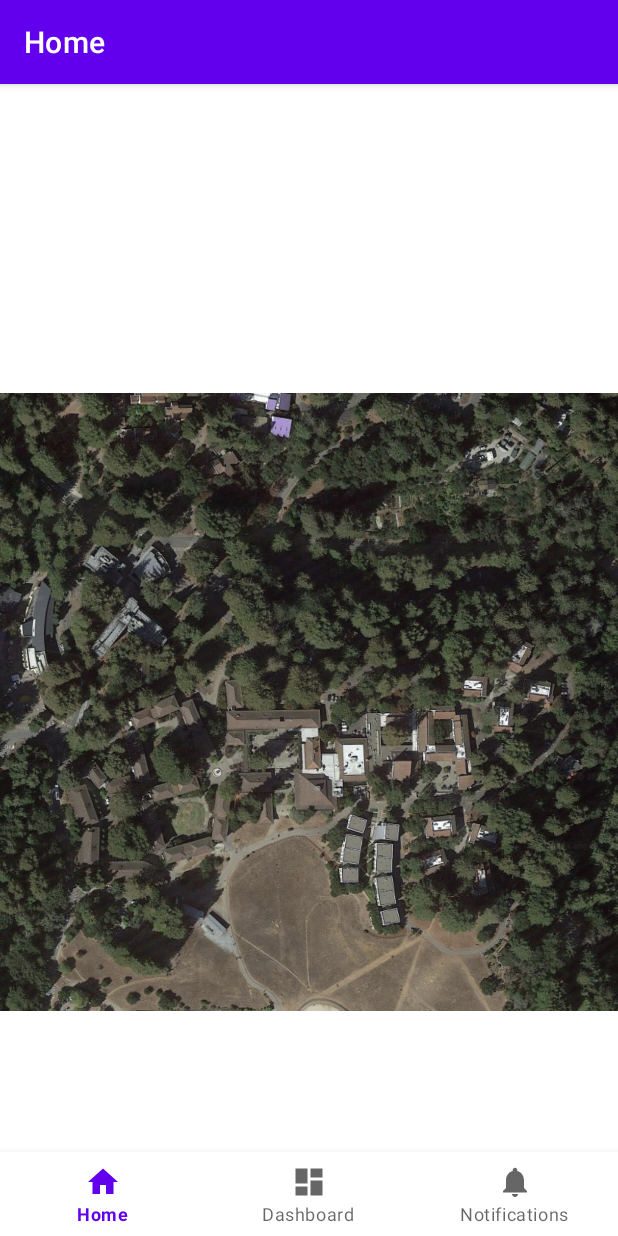
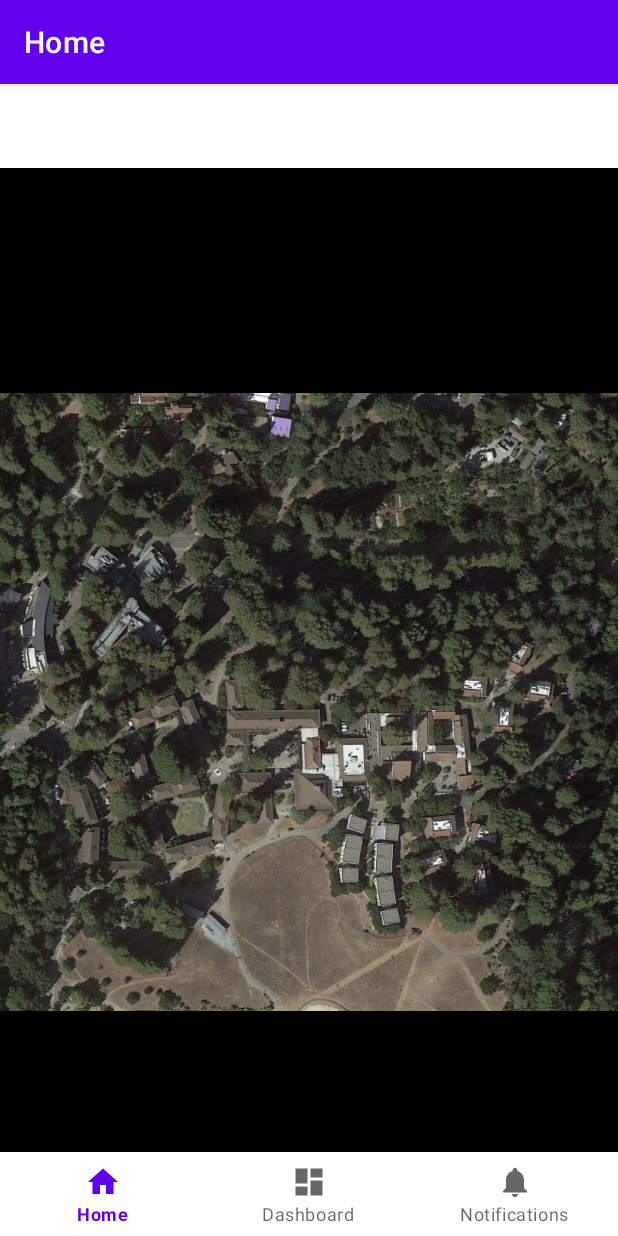
Before and after one commit to JMack21/cruzhacks23, an Android app: the screen it shows after launch (MainActivity), on a phone screen of 412 x 824 dp. Run offline under Robolectric (Android 15) with nearby library versions, the phone set to English and light mode, and no system bars; our stand-ins replace navigation-ui.

Commit message:
-Made the background of the map black

```diff
--- a/silvertrails/app/src/main/res/layout/fragment_home.xml
+++ b/silvertrails/app/src/main/res/layout/fragment_home.xml
@@ -4,6 +4,8 @@
     xmlns:tools="http://schemas.android.com/tools"
     android:layout_width="match_parent"
     android:layout_height="match_parent"
+    android:background="#000000"
+    android:backgroundTint="#000000"
     tools:context=".ui.home.HomeFragment">
 
     <TextView
```
